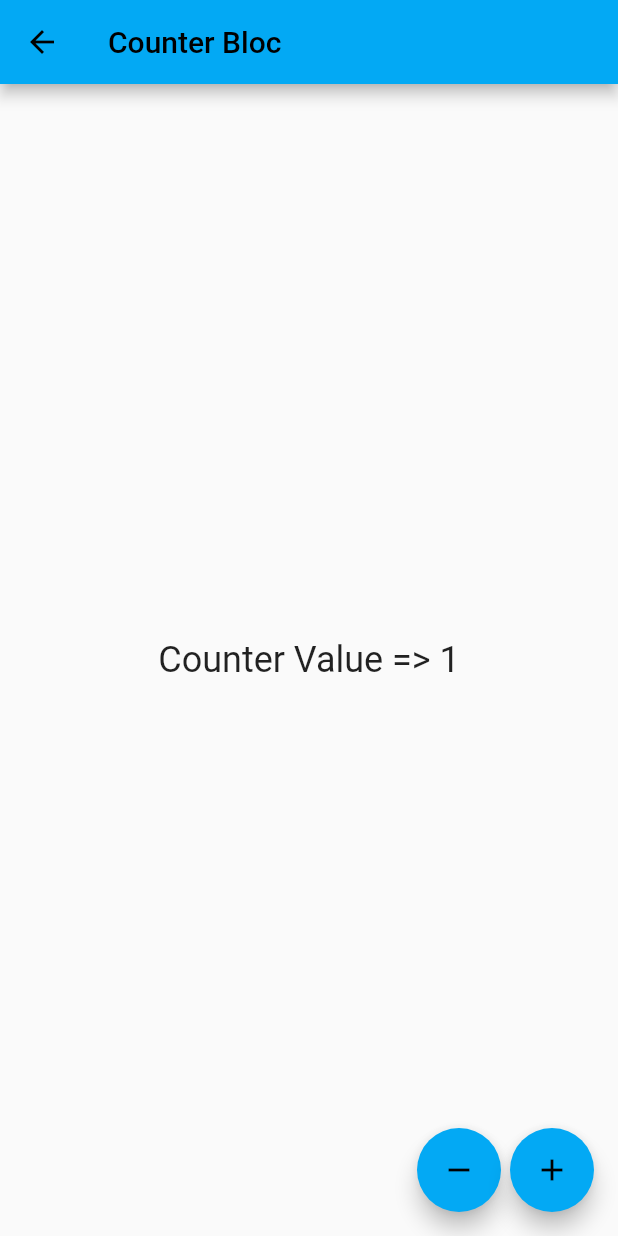
After one commit to Khadim-Bamba-ck/applicationFlutter, a Flutter app: the CounterBlocPage screen opened by its route, after a tap on the "remove" icon, after a tap on the "add" icon, on a phone screen of 412 x 824 dp. The commit adds this screen. Run offline on Flutter 3.47's test engine with Material 2 defaults, Android fonts, the phone set to English and light mode, and no system bars; our stand-ins replace flutter_bloc.

Commit message:
mise en place de bloc

```diff
--- /dev/null
+++ b/lib/bloc/counter.bloc.dart
@@ -0,0 +1,71 @@
+
+//Events
+import 'package:app1/ui/pages/counter.page.dart';
+import 'package:flutter_bloc/flutter_bloc.dart';
+
+abstract class CounterEvent{}
+
+
+class IncrementCounterEvent extends CounterEvent{
+}
+
+class DecrementCounterEvent extends CounterEvent{
+
+}
+
+//States
+
+abstract class CounterState{
+  final int counter;
+
+  CounterState({
+    required this.counter
+  });
+}
+
+class CounterSuccessState extends CounterState{
+
+  CounterSuccessState({required int counter}) : super(counter: counter);
+
+}
+
+class CounterErrorState extends CounterState{
+  final String errorMsg;
+  CounterErrorState(
+      {required this.errorMsg,required int counter}) : super(counter: counter);
+
+}
+
+class CounterInitialState extends CounterState{
+  CounterInitialState() : super(counter: 0);
+
+}
+
+//creation du bloc
+class CounterBloc extends Bloc<CounterEvent,CounterState>{
+  CounterBloc() : super(CounterInitialState()){
+    on((IncrementCounterEvent event, emit) {
+      if (state.counter < 10) {
+        int counterValue = state.counter + 1;
+        emit(CounterSuccessState(counter: counterValue));
+      }else{
+        emit(CounterErrorState(
+            counter: state.counter,
+            errorMsg: "Counter Value can not excedd 10"
+        ));
+      }
+    });
+    on((DecrementCounterEvent event, emit) {
+      if(state.counter >0){
+        int countValue= state.counter-1;
+        emit(CounterSuccessState(counter: countValue));
+      }else{
+        emit(CounterErrorState(
+            errorMsg: "errror Value can not be less than 0",
+            counter: state.counter)
+        );
+      }
+    });
+  }
+
+}
--- a/lib/main.dart
+++ b/lib/main.dart
@@ -1,8 +1,11 @@
+import 'package:app1/bloc/counter.bloc.dart';
+import 'package:app1/ui/pages/counter.bloc.page.dart';
 import 'package:app1/ui/pages/counter.page.dart';
 import 'package:app1/ui/pages/gallery.page.dart';
 import 'package:app1/ui/pages/home.pages.dart';
 import 'package:app1/ui/pages/meteo.pages.dart';
 import 'package:flutter/material.dart';
+import 'package:flutter_bloc/flutter_bloc.dart';
 
 main()=>runApp(MyApp());
 
@@ -12,21 +15,39 @@ class MyApp extends StatelessWidget {
 
   @override
   Widget build(BuildContext context) {
+
+    return MultiBlocProvider(
+        providers: [
+          BlocProvider(create: (context)=>CounterBloc())
+        ],
+        child: const RootView()
+    );
+
+
+  }
+
+}
+class RootView extends StatelessWidget{
+
+  const RootView({Key? key}):super(key:key);
+
+  @override
+  Widget build(BuildContext context) {
     return MaterialApp(
       //definir mes routes
       routes: {
         "/":(context) => HomePage(),
-        "/counter":(context)=>CounterPage(),
+        "/counter":(context)=>CounterBlocPage(),
         "/meteo":(context) => MeteoPage(),
         "/Gallery":(context) =>GalleryPage(),
       },
       theme: ThemeData(
-        primarySwatch: Colors.lightBlue
+          primarySwatch: Colors.lightBlue
       ),
       //demarrage la page d'accueil de mon application
       initialRoute: "/",
-      );
+    );
+  }
 
 
-  }
 }
--- /dev/null
+++ b/lib/ui/pages/counter.bloc.page.dart
@@ -0,0 +1,75 @@
+
+
+import 'package:app1/bloc/counter.bloc.dart';
+import 'package:flutter/cupertino.dart';
+import 'package:flutter/material.dart';
+import 'package:flutter_bloc/flutter_bloc.dart';
+
+class CounterBlocPage extends StatelessWidget{
+  const CounterBlocPage({Key? key}) : super(key: key);
+
+
+  @override
+  Widget build(BuildContext context) {
+
+    return Scaffold(
+      appBar: AppBar(
+        title: const Text("Counter Bloc"),
+
+      ),
+      body: Center(
+        child: BlocBuilder<CounterBloc,CounterState>(
+
+          builder: (context,state){
+            if(state is CounterSuccessState || state is CounterInitialState){
+              return Text(
+                "Counter Value => ${state.counter}",
+                style: Theme.of(context).textTheme.headline5,
+              );
+            }else if(state is CounterErrorState){
+              return Column(
+                children:[
+                Text(
+                "Counter Value => {$state.counter}",
+                style: Theme.of(context).textTheme.headline5,
+              ),
+                Text(
+                state.errorMsg,
+                style: Theme.of(context).textTheme.headline6,
+              ),
+                ]
+              );
+            }else{
+              return Container();
+            }
+          },
+        )
+      ),
+      floatingActionButton: Row(
+        mainAxisAlignment: MainAxisAlignment.end,
+        children: [
+
+          FloatingActionButton(
+            heroTag: "dec",
+            onPressed: (){
+              context.read<CounterBloc>().add(DecrementCounterEvent());
+            },
+          child: Icon(Icons.remove),
+
+          ),
+          SizedBox(width: 6,),
+          FloatingActionButton(
+            heroTag: "inc",
+            onPressed: (){
+              context.read<CounterBloc>().add(IncrementCounterEvent());
+            },
+          child: Icon(Icons.add),
+
+          ),
+        ]
+      ),
+
+    );
+  }
+
+}
--- a/pubspec.yaml
+++ b/pubspec.yaml
@@ -34,6 +34,7 @@ dependencies:
   # The following adds the Cupertino Icons font to your application.
   # Use with the CupertinoIcons class for iOS style icons.
   cupertino_icons: ^1.0.2
+  flutter_bloc: ^8.1.3
 
 dev_dependencies:
   flutter_test:
```
Also changed, not shown: pubspec.lock.
